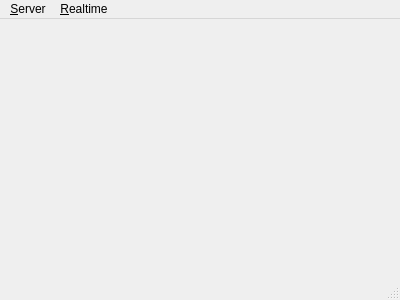
ANKA-KIT/imageclient, file imageclient/mainwindow.ui: the form before one commit.
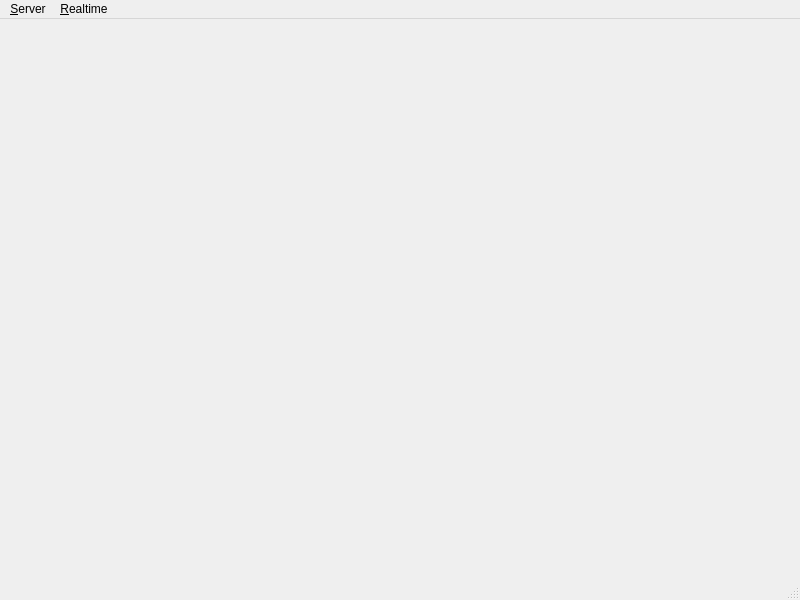
The form after the commit.

Commit message: Increase initial main window size

```diff
--- a/imageclient/mainwindow.ui
+++ b/imageclient/mainwindow.ui
@@ -6,8 +6,8 @@
    <rect>
     <x>0</x>
     <y>0</y>
-    <width>400</width>
-    <height>300</height>
+    <width>800</width>
+    <height>600</height>
    </rect>
   </property>
   <property name="windowTitle">
@@ -19,7 +19,7 @@
     <rect>
      <x>0</x>
      <y>0</y>
-     <width>400</width>
+     <width>800</width>
      <height>20</height>
     </rect>
    </property>
```
